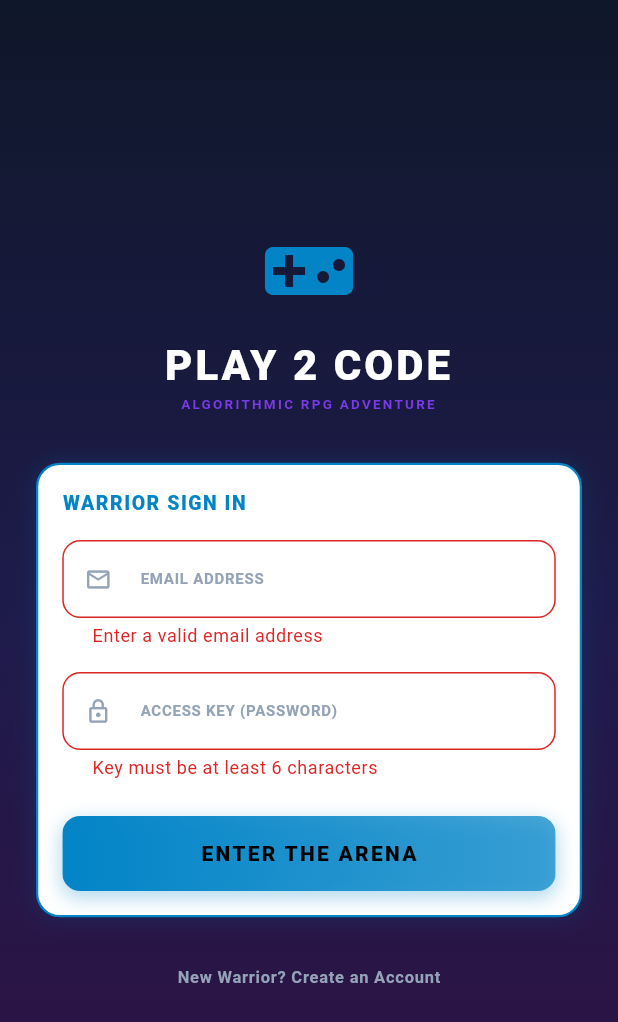
After one commit to Sp1606/play2code, a Flutter app: the screen it shows after launch, after a tap on "ENTER THE ARENA", on a phone screen of 412 x 824 dp. The commit adds this screen. Shown: the top 1022 px of the screen. Run offline on Flutter 3.47's test engine with Material 3 defaults, Android fonts, the phone set to English and light mode, and no system bars; our stand-ins replace flutter_riverpod, go_router, shared_preferences; network calls fail.

Commit message:
feat: implement isolated user progress by UID and integrate login screen with route guards

```diff
--- a/lib/core/navigation/app_router.dart
+++ b/lib/core/navigation/app_router.dart
@@ -13,6 +13,8 @@ import '../../features/worlds/presentation/pages/play_launcher_page.dart';
 import '../../features/home/presentation/pages/shop_page.dart';
 import '../../features/home/presentation/pages/arena_challenge_page.dart';
 import '../../features/profile/presentation/pages/profile_page.dart';
+import '../../features/profile/presentation/pages/auth_page.dart';
+import '../services/firebase_service.dart';
 import '../theme/gaming_colors.dart';
 
 final GlobalKey<NavigatorState> _rootNavigatorKey = GlobalKey<NavigatorState>(debugLabel: 'root');
@@ -21,6 +23,19 @@ final GlobalKey<NavigatorState> _shellNavigatorKey = GlobalKey<NavigatorState>(d
 final GoRouter appRouter = GoRouter(
   navigatorKey: _rootNavigatorKey,
   initialLocation: '/home',
+  refreshListenable: FirebaseService.instance.authStateNotifier,
+  redirect: (BuildContext context, GoRouterState state) {
+    final isLoggedIn = FirebaseService.instance.authStateNotifier.value != null;
+    final isLoggingIn = state.uri.path == '/login';
+
+    if (!isLoggedIn && !isLoggingIn) {
+      return '/login';
+    }
+    if (isLoggedIn && isLoggingIn) {
+      return '/home';
+    }
+    return null;
+  },
   routes: <RouteBase>[
     // Main App Shell with Bottom Navigation (5 Tabs)
     ShellRoute(
@@ -110,6 +125,12 @@ final GoRouter appRouter = GoRouter(
       path: '/reveal',
       builder: (BuildContext context, GoRouterState state) {
         return const RevealTheoryPage();
+      },
+    ),
+    GoRoute(
+      path: '/login',
+      builder: (BuildContext context, GoRouterState state) {
+        return const AuthPage();
       },
     ),
   ],
--- a/lib/features/profile/data/datasources/profile_remote_datasource.dart
+++ b/lib/features/profile/data/datasources/profile_remote_datasource.dart
@@ -17,7 +17,7 @@ class ProfileRemoteDataSourceImpl implements ProfileRemoteDataSource {
     if (data == null) {
       throw Exception('User profile not found in database');
     }
-    return UserProfileModel.fromJson(data, email: 'player@play2code.edu', username: 'CodeWarrior');
+    return UserProfileModel.fromJson(data);
   }
 
   @override
--- /dev/null
+++ b/lib/features/profile/presentation/pages/auth_page.dart
@@ -0,0 +1,234 @@
+import 'package:flutter/material.dart';
+import 'package:flutter_riverpod/flutter_riverpod.dart';
+import '../../../../core/theme/gaming_colors.dart';
+import '../../../../core/widgets/game_card.dart';
+import '../../../../core/widgets/game_button.dart';
+import '../../../../core/services/firebase_service.dart';
+import '../providers/profile_providers.dart';
+
+class AuthPage extends ConsumerStatefulWidget {
+  const AuthPage({super.key});
+
+  @override
+  ConsumerState<AuthPage> createState() => _AuthPageState();
+}
+
+class _AuthPageState extends ConsumerState<AuthPage> {
+  final _formKey = GlobalKey<FormState>();
+  final _emailController = TextEditingController();
+  final _passwordController = TextEditingController();
+
+  bool _isSignUp = false;
+  bool _isLoading = false;
+  String? _errorMessage;
+
+  @override
+  void dispose() {
+    _emailController.dispose();
+    _passwordController.dispose();
+    super.dispose();
+  }
+
+  Future<void> _submit() async {
+    if (!_formKey.currentState!.validate()) return;
+
+    setState(() {
+      _isLoading = true;
+      _errorMessage = null;
+    });
+
+    try {
+      final email = _emailController.text.trim();
+      final password = _passwordController.text;
+
+      if (_isSignUp) {
+        // Sign Up: Seed mock data in database first
+        debugPrint('Sign Up: Seeding user data for $email');
+        final cleanEmail = email.toLowerCase();
+        final uid = 'user_${cleanEmail.hashCode}';
+        final username = cleanEmail.split('@').first;
+
+        await FirebaseService.instance.updateDocument('users', uid, {
+          'uid': uid,
+          'username': username,
+          'email': email,
+          'level': 1,
+          'xp': 0,
+          'rank': 'Novice Coder',
+          'completedWorldsCount': 0,
+          'achievements': <String>[],
+        });
+      }
+
+      await FirebaseService.instance.signIn(email, password);
+      // Riverpod profile provider needs to reload profile for the new UID
+      ref.invalidate(userProfileProvider);
+
+    } catch (e) {
+      setState(() {
+        _errorMessage = 'Authentication failed. Please verify credentials.';
+      });
+    } finally {
+      if (mounted) {
+        setState(() {
+          _isLoading = false;
+        });
+      }
+    }
+  }
+
+  @override
+  Widget build(BuildContext context) {
+    return Scaffold(
+      body: Container(
+        decoration: const BoxDecoration(
+          gradient: LinearGradient(
+            colors: [
+              Color(0xFF0F172A),
+              Color(0xFF1E1B4B),
+              Color(0xFF311042),
+            ],
+            begin: Alignment.topCenter,
+            end: Alignment.bottomCenter,
+          ),
+        ),
+        child: Center(
+          child: SingleChildScrollView(
+            padding: const EdgeInsets.all(24.0),
+            child: Form(
+              key: _formKey,
+              child: Column(
+                mainAxisAlignment: MainAxisAlignment.center,
+                crossAxisAlignment: CrossAxisAlignment.stretch,
+                children: [
+                  // --- GAME TITLE BRAND ---
+                  const Icon(Icons.videogame_asset, size: 64, color: GamingColors.primary),
+                  const SizedBox(height: 12),
+                  const Text(
+                    'PLAY 2 CODE',
+                    textAlign: TextAlign.center,
+                    style: TextStyle(
+                      fontSize: 28,
+                      fontWeight: FontWeight.w900,
+                      color: Colors.white,
+                      letterSpacing: 2.0,
+                    ),
+                  ),
+                  const Text(
+                    'ALGORITHMIC RPG ADVENTURE',
+                    textAlign: TextAlign.center,
+                    style: TextStyle(
+                      fontSize: 9,
+                      fontWeight: FontWeight.bold,
+                      color: GamingColors.secondary,
+                      letterSpacing: 1.5,
+                    ),
+                  ),
+                  const SizedBox(height: 32),
+
+                  // --- AUTH CONTAINER ---
+                  GameCard(
+                    borderColor: _isSignUp ? GamingColors.accent : GamingColors.primary,
+                    child: Column(
+                      crossAxisAlignment: CrossAxisAlignment.start,
+                      children: [
+                        Text(
+                          _isSignUp ? 'REGISTER WARRIOR' : 'WARRIOR SIGN IN',
+                          style: TextStyle(
+                            fontSize: 13,
+                            fontWeight: FontWeight.w900,
+                            color: _isSignUp ? GamingColors.accent : GamingColors.primary,
+                            letterSpacing: 1.0,
+                          ),
+                        ),
+                        const SizedBox(height: 16),
+
+                        // Email Field
+                        TextFormField(
+                          controller: _emailController,
+                          keyboardType: TextInputType.emailAddress,
+                          style: const TextStyle(color: Colors.white, fontSize: 13),
+                          decoration: InputDecoration(
+                            labelText: 'EMAIL ADDRESS',
+                            labelStyle: const TextStyle(color: GamingColors.textMuted, fontSize: 10, fontWeight: FontWeight.bold),
+                            prefixIcon: const Icon(Icons.email_outlined, color: GamingColors.textMuted, size: 18),
+                            enabledBorder: UnderlineInputBorder(borderSide: BorderSide(color: Colors.white.withValues(alpha: 0.1))),
+                            focusedBorder: const UnderlineInputBorder(borderSide: BorderSide(color: GamingColors.primary)),
+                          ),
+                          validator: (val) {
+                            if (val == null || val.isEmpty || !val.contains('@')) {
+                              return 'Enter a valid email address';
+                            }
+                            return null;
+                          },
+                        ),
+                        const SizedBox(height: 16),
+
+                        // Password Field
+                        TextFormField(
+                          controller: _passwordController,
+                          obscureText: true,
+                          style: const TextStyle(color: Colors.white, fontSize: 13),
+                          decoration: InputDecoration(
+                            labelText: 'ACCESS KEY (PASSWORD)',
+                            labelStyle: const TextStyle(color: GamingColors.textMuted, fontSize: 10, fontWeight: FontWeight.bold),
+                            prefixIcon: const Icon(Icons.lock_outline, color: GamingColors.textMuted, size: 18),
+                            enabledBorder: UnderlineInputBorder(borderSide: BorderSide(color: Colors.white.withValues(alpha: 0.1))),
+                            focusedBorder: const UnderlineInputBorder(borderSide: BorderSide(color: GamingColors.primary)),
+                          ),
+                          validator: (val) {
+                            if (val == null || val.length < 6) {
+                              return 'Key must be at least 6 characters';
+                            }
+                            return null;
+                          },
+                        ),
+                        const SizedBox(height: 16),
+
+                        if (_errorMessage != null)
+                          Padding(
+                            padding: const EdgeInsets.only(bottom: 12.0),
+                            child: Text(
+                              _errorMessage!,
+                              style: const TextStyle(color: GamingColors.error, fontSize: 11, fontWeight: FontWeight.bold),
+                            ),
+                          ),
+
+                        const SizedBox(height: 8),
+
+                        // Submit Button
+                        _isLoading
+                            ? const Center(child: CircularProgressIndicator(color: GamingColors.primary))
+                            : GameButton(
+                                width: double.infinity,
+                                label: _isSignUp ? 'CREATE WARRIOR' : 'ENTER THE ARENA',
+                                onPressed: _submit,
+                                color: _isSignUp ? GamingColors.accent : GamingColors.primary,
+                              ),
+                      ],
+                    ),
+                  ),
+                  const SizedBox(height: 16),
+
+                  // Mode Toggle Button
+                  TextButton(
+                    onPressed: () {
+                      setState(() {
+                        _isSignUp = !_isSignUp;
+                        _errorMessage = null;
+                      });
+                    },
+                    child: Text(
+                      _isSignUp ? 'Already registered? Sign In here' : 'New Warrior? Create an Account',
+                      style: const TextStyle(color: GamingColors.textMuted, fontSize: 11, fontWeight: FontWeight.bold),
+                    ),
+                  ),
+                ],
+              ),
+            ),
+          ),
+        ),
+      ),
+    );
+  }
+}
--- a/lib/features/profile/presentation/pages/profile_page.dart
+++ b/lib/features/profile/presentation/pages/profile_page.dart
@@ -162,10 +162,8 @@ class _ProfilePageState extends ConsumerState<ProfilePage> with SingleTickerProv
             top: 0,
             child: IconButton(
               icon: const Icon(Icons.logout, color: GamingColors.error, size: 20),
-              onPressed: () {
-                ScaffoldMessenger.of(context).showSnackBar(
-                  const SnackBar(content: Text('Logging out warrior...')),
-                );
+              onPressed: () async {
+                await FirebaseService.instance.signOut();
               },
             ),
           ),
```
Also changed, not shown: lib/core/services/firebase_service.dart (+88 -52 lines), lib/features/worlds/data/repositories/progress_repository.dart (+16 -15 lines), lib/features/worlds/presentation/providers/game_state_provider.dart (+13 -9 lines), lib/features/worlds/presentation/providers/progress_provider.dart (+24 -9 lines).
